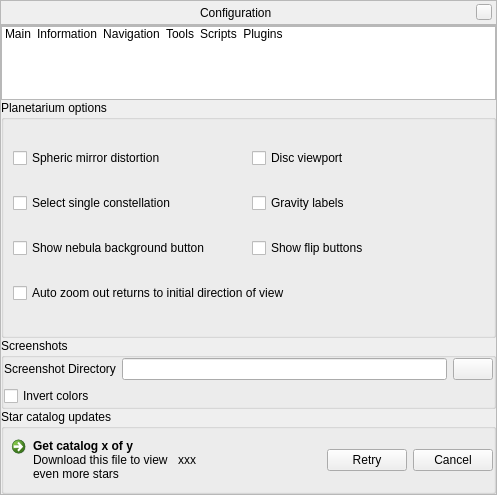
Old version of the form src/gui/configurationDialog.ui in the repository 519984307/stellarium_src.
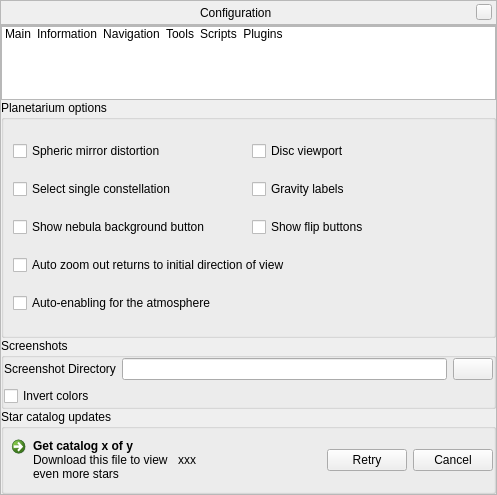
New version of the form. The open tabs and pages were chosen to show the change. Icons and pictures are not drawn. Custom widgets are drawn as their Qt base class.

Commit message: Introducing settings for auto-enable of the atmosphere for bodies with atmospheres in location window

What changed in the file:
```diff
--- a/src/gui/configurationDialog.ui
+++ b/src/gui/configurationDialog.ui
@@ -1128,6 +1128,16 @@
                </property>
               </widget>
              </item>
+             <item row="4" column="0">
+              <widget class="QCheckBox" name="autoEnableAtmosphereCheckBox">
+               <property name="toolTip">
+                <string>Auto-enabling of the atmosphere for bodies with atmosphere in location window</string>
+               </property>
+               <property name="text">
+                <string>Auto-enabling for the atmosphere</string>
+               </property>
+              </widget>
+             </item>
             </layout>
            </widget>
           </item>
```
Left out of the diff: 2 changed lines with no effect on the pictures. The commit also changes 4 other files.
